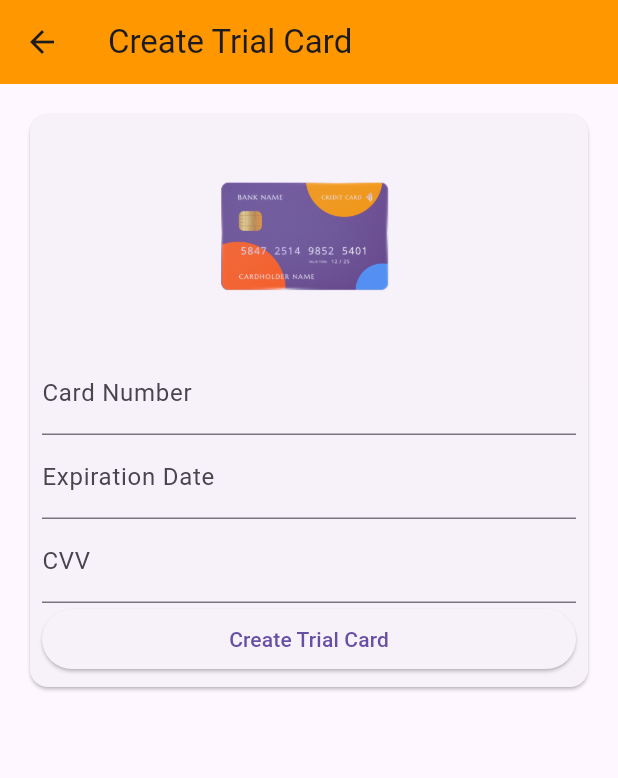
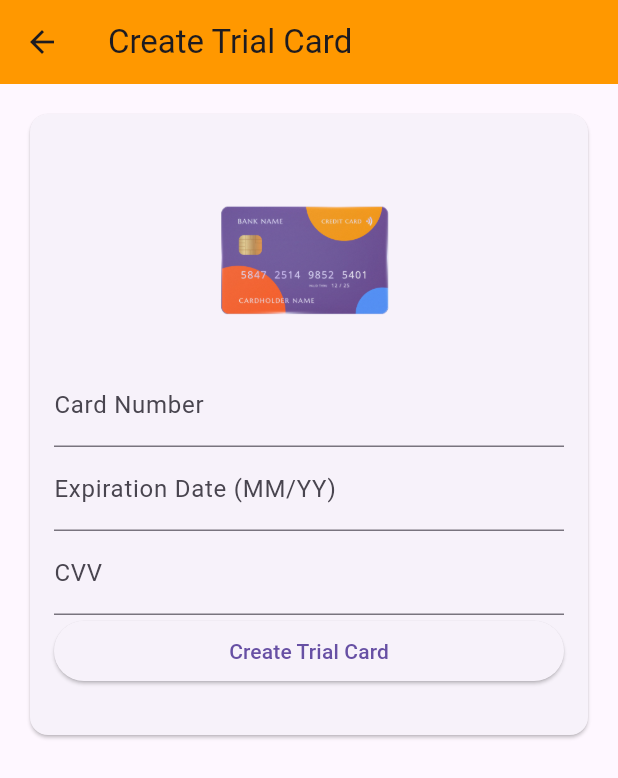
Before and after one commit to omardjo/flutter-project, a Flutter app: the CreateTrialCardScreen screen opened directly, on a phone screen of 412 x 824 dp. Shown: the top 778 px of the screen. Run offline on Flutter 3.47's test engine with Material 3 defaults, Android fonts, the phone set to English and light mode, and no system bars; our stand-ins replace chat_bubbles, device_preview, file_picker, fl_chart, flutter_gemini, flutter_local_notifications and 11 more; missing offline and left inert: file_selector, mailer, qr_code_scanner; accounts and stored records are empty; network calls fail.

Commit message:
changes and bugs fixed

```diff
--- a/lib/screens/chatscreen/chatroom_creation.dart
+++ b/lib/screens/chatscreen/chatroom_creation.dart
@@ -106,6 +106,7 @@ Map<String, dynamic> receiverEmailsMap = Map.fromIterable(
         return Scaffold(
           appBar: AppBar(
             title: const Text('Create Chatroom'),
+             backgroundColor: const Color(0xFFd48026),
           ),
           body: Padding(
             padding: const EdgeInsets.all(16.0),
--- a/lib/screens/chatscreen/translationScreen.dart
+++ b/lib/screens/chatscreen/translationScreen.dart
@@ -39,6 +39,7 @@ Future<void> fetchLastKeywords(String userInput) async {
     return Scaffold(
       appBar: AppBar(
         title: Text('Translation'),
+         backgroundColor: const Color(0xFFd48026),
       ),
       body: Padding(
         padding: EdgeInsets.all(16.0),
--- a/lib/screens/create_trialCard.dart
+++ b/lib/screens/create_trialCard.dart
@@ -1,72 +1,103 @@
 import 'package:flutter/material.dart';
-import 'package:provider/provider.dart';
-import 'package:teamsyncai/providers/trialCard_provider.dart';
-import 'package:teamsyncai/screens/home.dart'; // Import your TrialCardProvider
+import 'package:teamsyncai/screens/home.dart';
 
-class CreateTrialCardScreen extends StatelessWidget {
+class CreateTrialCardScreen extends StatefulWidget {
+  const CreateTrialCardScreen({Key? key}) : super(key: key);
+
+  @override
+  _CreateTrialCardScreenState createState() => _CreateTrialCardScreenState();
+}
+
+class _CreateTrialCardScreenState extends State<CreateTrialCardScreen> {
   final TextEditingController cardNumberController = TextEditingController();
   final TextEditingController expirationDateController = TextEditingController();
   final TextEditingController cvvController = TextEditingController();
 
+  // Error messages
+  String? cardNumberError;
+  String? expirationDateError;
+  String? cvvError;
+
   @override
   Widget build(BuildContext context) {
-    final trialCardProvider = context.read<TrialCardProvider>(); // Use context.read to access the provider
-
     return Scaffold(
       appBar: AppBar(
         title: const Text('Create Trial Card'),
-        backgroundColor: Colors.orange, // Set the app bar color to orange
+        backgroundColor: Colors.orange,
       ),
-      body: Padding(
+      body: SingleChildScrollView(
+        child: Padding(
           padding: const EdgeInsets.all(16.0),
           child: Column(
             crossAxisAlignment: CrossAxisAlignment.stretch,
             children: <Widget>[
               Card(
-              child: Column(
-                children: <Widget>[
-                  Image.asset(
-                    'assets/images/credit_card.png', // Replace with your image path
-                    height: 150, // Adjust the height as needed
-                  ),
-                  Padding(
-                    padding: const EdgeInsets.all(8.0),
+                child: Padding(
+                  padding: const EdgeInsets.all(16.0),
                   child: Column(
                     crossAxisAlignment: CrossAxisAlignment.stretch,
                     children: <Widget>[
+                      Image.asset(
+                        'assets/images/credit_card.png',
+                        height: 150,
+                      ),
                       TextField(
                         controller: cardNumberController,
-                          decoration: InputDecoration(labelText: 'Card Number'),
+                        decoration: InputDecoration(
+                          labelText: 'Card Number',
+                          errorText: cardNumberError,
+                        ),
+                        onChanged: (value) {
+                          setState(() {
+                            cardNumberError = value.length != 16 ? 'Invalid card number' : null;
+                          });
+                        },
                       ),
                       TextField(
                         controller: expirationDateController,
-                          decoration: InputDecoration(labelText: 'Expiration Date'),
+                        decoration: InputDecoration(
+                          labelText: 'Expiration Date (MM/YY)',
+                          errorText: expirationDateError,
+                        ),
+                        onChanged: (value) {
+                          setState(() {
+                            expirationDateError = !RegExp(r'^\d{2}/\d{2}$').hasMatch(value)
+                                ? 'Invalid expiration date format'
+                                : null;
+                          });
+                        },
                       ),
                       TextField(
                         controller: cvvController,
-                          decoration: InputDecoration(labelText: 'CVV'),
+                        decoration: InputDecoration(
+                          labelText: 'CVV',
+                          errorText: cvvError,
+                        ),
+                        onChanged: (value) {
+                          setState(() {
+                            cvvError = value.length != 3 ? 'Invalid CVV' : null;
+                          });
+                        },
                       ),
                       ElevatedButton(
                         onPressed: () {
-                            // Create trial card
-                            trialCardProvider.createTrialCard(
-                              cardNumber: cardNumberController.text,
-                              expirationDate: expirationDateController.text,
-                              cvv: cvvController.text,
-                            );
-                            Navigator.pop(context); // Go back to the previous screen
-                            Navigator.push(context, MaterialPageRoute(builder: (context) => home(email: ''))); // Navigate to the Home page
+                          // Simple validation
+                          if (cardNumberError == null && expirationDateError == null && cvvError == null) {
+                            // Validation passed - Do something with the card data
+                            Navigator.of(context).pop();
+                            Navigator.of(context).push(MaterialPageRoute(builder: (context) => const home(email:'')));
+                          }
                         },
                         child: Text('Create Trial Card'),
                       ),
+                      SizedBox(height: 16.0),
                     ],
+                  ),
                 ),
               ),
             ],
           ),
         ),
-          ],
-        ),
       ),
     );
   }
--- a/lib/services/api_service.dart
+++ b/lib/services/api_service.dart
@@ -8,7 +8,7 @@ import '../model/task.dart';
 
 
 class ApiService {
-  static const String baseURL = 'http://192.168.1.10:3000';
+  static const String baseURL = 'http://192.168.1.11:3000';
 
 
   static Future<List<Project>> fetchProjects({required String email}) async {
--- a/lib/services/subscription_service.dart
+++ b/lib/services/subscription_service.dart
@@ -5,7 +5,7 @@ import 'dart:convert';
 import 'package:teamsyncai/model/subscription_model.dart';
 
 class SubscriptionService {
-  static const String baseUrl = 'https://backend-2-le95.onrender.com/subscriptions';
+  static const String baseUrl = 'http://192.168.1.11:3000/subscriptions';
   static Future<List<Subscription>> getSubscriptions() async {
     final response = await http.get(Uri.parse('$baseUrl/get'));
     if (response.statusCode == 200) {
--- a/lib/services/task_module_service.dart
+++ b/lib/services/task_module_service.dart
@@ -3,7 +3,7 @@ import 'package:http/http.dart' as http;
 import '../model/module.dart';
 
 mixin Task_Module_service {
-  static const String baseURL = 'http://192.168.128.222:3000';
+  static const String baseURL = 'http://192.168.1.11::3000';
   Future<double> fetchCompletionPercentage(String moduleId) async {
     try {
       final response = await http.get(Uri.parse('$baseURL/completionPercentage/$moduleId'));
```
Also changed, not shown: lib/screens/chatscreen/chatroom.dart (+82 -79 lines), lib/screens/profile.dart (+5 -7 lines), lib/services/ReclamationService.dart (+6 -6 lines). Lines whose indentation alone changed are shown as unchanged.
